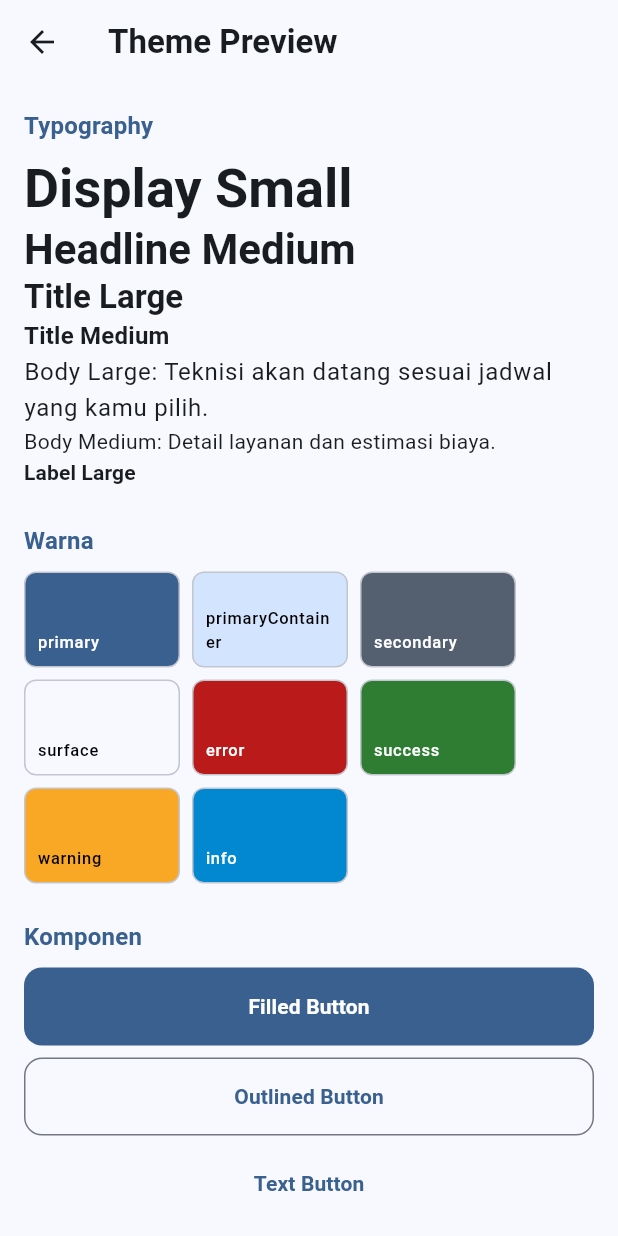
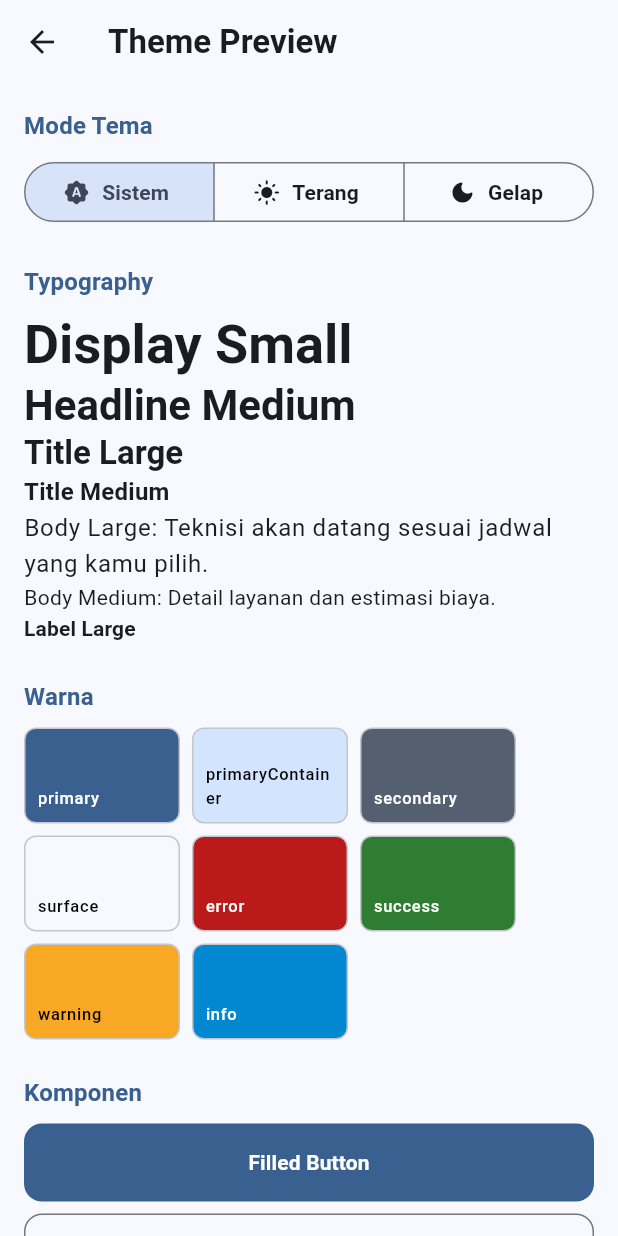
Before and after one commit to daniizzulhaq/servigo, a Flutter app: the screen it shows after launch, after a tap on "Lihat Theme Preview", on a phone screen of 412 x 824 dp. Run offline on Flutter 3.47's test engine with Material 3 defaults, Android fonts, the light colour scheme and no system bars; our stand-ins replace flutter_riverpod, go_router.

Commit message:
feat: add riverpod, theme mode provider, and router provider

```diff
--- a/lib/app.dart
+++ b/lib/app.dart
@@ -1,20 +1,30 @@
 import 'package:flutter/material.dart';
+import 'package:flutter_riverpod/flutter_riverpod.dart';
 import 'package:servigo/core/constants/app_constants.dart';
+import 'package:servigo/core/router/app_router.dart';
 import 'package:servigo/core/theme/app_theme.dart';
-import 'package:servigo/features/home/presentation/welcome_screen.dart';
+import 'package:servigo/core/theme/theme_mode_provider.dart';
 
-class ServiGoApp extends StatelessWidget {
+/// Widget akar aplikasi.
+///
+/// ConsumerWidget = StatelessWidget yang punya `ref`.
+/// Semua yang berubah-ubah (router, mode tema) sekarang datang dari provider,
+/// jadi widget ini tidak perlu lagi menjadi StatefulWidget.
+class ServiGoApp extends ConsumerWidget {
   const ServiGoApp({super.key});
 
   @override
-  Widget build(BuildContext context) {
-    return MaterialApp(
+  Widget build(BuildContext context, WidgetRef ref) {
+    final router = ref.watch(appRouterProvider);
+    final themeMode = ref.watch(themeModeProvider);
+
+    return MaterialApp.router(
       title: AppConstants.appName,
       debugShowCheckedModeBanner: false,
       theme: AppTheme.light,
       darkTheme: AppTheme.dark,
-      themeMode: ThemeMode.system,
-      home: const WelcomeScreen(),
+      themeMode: themeMode,
+      routerConfig: router,
     );
   }
 }
--- /dev/null
+++ b/lib/core/router/app_router.dart
@@ -0,0 +1,59 @@
+import 'package:flutter/foundation.dart';
+import 'package:flutter_riverpod/flutter_riverpod.dart';
+import 'package:go_router/go_router.dart';
+import 'package:servigo/core/router/app_routes.dart';
+import 'package:servigo/features/home/presentation/theme_preview_screen.dart';
+import 'package:servigo/features/home/presentation/welcome_screen.dart';
+import 'package:servigo/features/services/presentation/service_detail_placeholder_screen.dart';
+import 'package:servigo/shared/widgets/not_found_screen.dart';
+
+/// Lokasi awal aplikasi. Defaultnya halaman Welcome.
+/// Dibuat provider agar test bisa menggantinya (override)
+/// untuk mensimulasikan deep link.
+final initialLocationProvider = Provider<String>(
+  (ref) => AppRoutes.welcomePath,
+);
+
+/// Router aplikasi, disediakan lewat Riverpod.
+///
+/// Dibuat satu kali dan hidup selama ProviderScope hidup.
+/// Di Tahap 29+ router ini akan membaca status login untuk redirect.
+final appRouterProvider = Provider<GoRouter>((ref) {
+  final router = GoRouter(
+    // read (bukan watch): lokasi awal hanya dipakai sekali saat dibuat.
+    initialLocation: ref.read(initialLocationProvider),
+    debugLogDiagnostics: kDebugMode,
+    errorBuilder: (context, state) =>
+        NotFoundScreen(location: state.uri.toString()),
+    routes: [
+      GoRoute(
+        path: AppRoutes.welcomePath,
+        name: AppRoutes.welcome,
+        builder: (context, state) => const WelcomeScreen(),
+      ),
+      GoRoute(
+        path: AppRoutes.themePreviewPath,
+        name: AppRoutes.themePreview,
+        builder: (context, state) => const ThemePreviewScreen(),
+      ),
+      GoRoute(
+        path: AppRoutes.serviceDetailPath,
+        name: AppRoutes.serviceDetail,
+        builder: (context, state) {
+          final serviceId = state.pathParameters['id']!;
+          final from = state.uri.queryParameters['from'];
+
+          return ServiceDetailPlaceholderScreen(
+            serviceId: serviceId,
+            from: from,
+          );
+        },
+      ),
+    ],
+  );
+
+  // Saat provider dibuang (misalnya app/test selesai), lepaskan router.
+  ref.onDispose(router.dispose);
+
+  return router;
+});
--- /dev/null
+++ b/lib/core/theme/theme_mode_provider.dart
@@ -0,0 +1,26 @@
+import 'package:flutter/material.dart';
+import 'package:flutter_riverpod/flutter_riverpod.dart';
+
+/// Memegang pilihan mode tema: sistem, terang, atau gelap.
+///
+/// Notifier = tempat state + method untuk mengubahnya.
+/// State di sini bertipe [ThemeMode].
+class ThemeModeNotifier extends Notifier<ThemeMode> {
+  /// Dipanggil sekali saat provider pertama kali dibaca.
+  /// Nilai yang dikembalikan menjadi state awal.
+  @override
+  ThemeMode build() => ThemeMode.system;
+
+  /// Mengubah mode tema. Memberi nilai baru ke `state`
+  /// otomatis memberi tahu semua widget yang me-watch provider ini.
+  void setMode(ThemeMode mode) {
+    state = mode;
+  }
+}
+
+/// Provider yang diakses dari UI:
+///   ref.watch(themeModeProvider)            → membaca nilai ThemeMode
+///   ref.read(themeModeProvider.notifier)    → memanggil method (setMode)
+final themeModeProvider = NotifierProvider<ThemeModeNotifier, ThemeMode>(
+  ThemeModeNotifier.new,
+);
--- a/lib/features/home/presentation/theme_preview_screen.dart
+++ b/lib/features/home/presentation/theme_preview_screen.dart
@@ -1,22 +1,55 @@
 import 'package:flutter/material.dart';
+import 'package:flutter_riverpod/flutter_riverpod.dart';
 import 'package:servigo/core/theme/app_colors.dart';
 import 'package:servigo/core/theme/app_spacing.dart';
+import 'package:servigo/core/theme/theme_mode_provider.dart';
 
-/// Halaman sementara untuk melihat hasil tema.
+/// Halaman sementara untuk melihat hasil tema dan mencoba Riverpod.
 /// Akan dihapus setelah kita selesai belajar tema (sebelum fitur nyata).
-class ThemePreviewScreen extends StatelessWidget {
+class ThemePreviewScreen extends ConsumerWidget {
   const ThemePreviewScreen({super.key});
 
   @override
-  Widget build(BuildContext context) {
+  Widget build(BuildContext context, WidgetRef ref) {
     final colorScheme = Theme.of(context).colorScheme;
     final textTheme = Theme.of(context).textTheme;
+
+    // watch: widget ini rebuild setiap themeMode berubah.
+    final themeMode = ref.watch(themeModeProvider);
 
     return Scaffold(
       appBar: AppBar(title: const Text('Theme Preview')),
       body: ListView(
         padding: const EdgeInsets.all(AppSpacing.md),
         children: [
+          const _SectionTitle('Mode Tema'),
+          SegmentedButton<ThemeMode>(
+            showSelectedIcon: false,
+            segments: const <ButtonSegment<ThemeMode>>[
+              ButtonSegment(
+                value: ThemeMode.system,
+                label: Text('Sistem'),
+                icon: Icon(Icons.brightness_auto_rounded),
+              ),
+              ButtonSegment(
+                value: ThemeMode.light,
+                label: Text('Terang'),
+                icon: Icon(Icons.light_mode_rounded),
+              ),
+              ButtonSegment(
+                value: ThemeMode.dark,
+                label: Text('Gelap'),
+                icon: Icon(Icons.dark_mode_rounded),
+              ),
+            ],
+            selected: {themeMode},
+            // read: di dalam callback kita hanya ingin MEMANGGIL aksi,
+            // bukan mendengarkan perubahan.
+            onSelectionChanged: (selection) {
+              ref.read(themeModeProvider.notifier).setMode(selection.first);
+            },
+          ),
+          const SizedBox(height: AppSpacing.lg),
           const _SectionTitle('Typography'),
           Text('Display Small', style: textTheme.displaySmall),
           Text('Headline Medium', style: textTheme.headlineMedium),
@@ -124,7 +157,8 @@ class _Swatch extends StatelessWidget {
   @override
   Widget build(BuildContext context) {
     // Pilih warna teks yang kontras terhadap warna latar swatch.
-    final isDark = ThemeData.estimateBrightnessForColor(color) == Brightness.dark;
+    final isDark =
+        ThemeData.estimateBrightnessForColor(color) == Brightness.dark;
     final foreground = isDark ? Colors.white : Colors.black;
 
     return Container(
--- a/lib/features/home/presentation/welcome_screen.dart
+++ b/lib/features/home/presentation/welcome_screen.dart
@@ -1,7 +1,8 @@
 import 'package:flutter/material.dart';
+import 'package:go_router/go_router.dart';
 import 'package:servigo/core/constants/app_constants.dart';
+import 'package:servigo/core/router/app_routes.dart';
 import 'package:servigo/core/theme/app_spacing.dart';
-import 'package:servigo/features/home/presentation/theme_preview_screen.dart';
 import 'package:servigo/shared/widgets/app_logo.dart';
 
 class WelcomeScreen extends StatelessWidget {
@@ -38,7 +39,7 @@ class WelcomeScreen extends StatelessWidget {
                   onPressed: () {
                     ScaffoldMessenger.of(context).showSnackBar(
                       const SnackBar(
-                        content: Text('Theme berhasil diterapkan! 🎉'),
+                        content: Text('Routing berhasil dipasang! 🎉'),
                       ),
                     );
                   },
@@ -49,16 +50,18 @@ class WelcomeScreen extends StatelessWidget {
               SizedBox(
                 width: double.infinity,
                 child: OutlinedButton(
-                  onPressed: () {
-                    // Navigasi sementara. Diganti GoRouter di Tahap 4.
-                    Navigator.of(context).push(
-                      MaterialPageRoute<void>(
-                        builder: (_) => const ThemePreviewScreen(),
-                      ),
-                    );
-                  },
+                  onPressed: () => context.pushNamed(AppRoutes.themePreview),
                   child: const Text('Lihat Theme Preview'),
                 ),
+              ),
+              const SizedBox(height: AppSpacing.sm),
+              TextButton(
+                onPressed: () => context.pushNamed(
+                  AppRoutes.serviceDetail,
+                  pathParameters: {'id': '12'},
+                  queryParameters: {'from': 'welcome'},
+                ),
+                child: const Text('Contoh Detail Layanan'),
               ),
             ],
           ),
--- a/lib/main.dart
+++ b/lib/main.dart
@@ -1,6 +1,8 @@
 import 'package:flutter/material.dart';
+import 'package:flutter_riverpod/flutter_riverpod.dart';
 import 'package:servigo/app.dart';
 
 void main() {
-  runApp(const ServiGoApp());
+  // ProviderScope menyimpan semua state provider. Wajib di paling atas.
+  runApp(const ProviderScope(child: ServiGoApp()));
 }
--- a/pubspec.yaml
+++ b/pubspec.yaml
@@ -34,6 +34,8 @@ dependencies:
   # The following adds the Cupertino Icons font to your application.
   # Use with the CupertinoIcons class for iOS style icons.
   cupertino_icons: ^1.0.8
+  go_router: ^18.0.2
+  flutter_riverpod: ^3.4.3
 
 dev_dependencies:
   flutter_test:
```
Also changed, not shown: lib/core/router/app_routes.dart (added, +21 -0 lines), lib/features/services/presentation/service_detail_placeholder_screen.dart (added, +44 -0 lines), lib/shared/widgets/not_found_screen.dart (added, +51 -0 lines), pubspec.lock, 3 other files.
